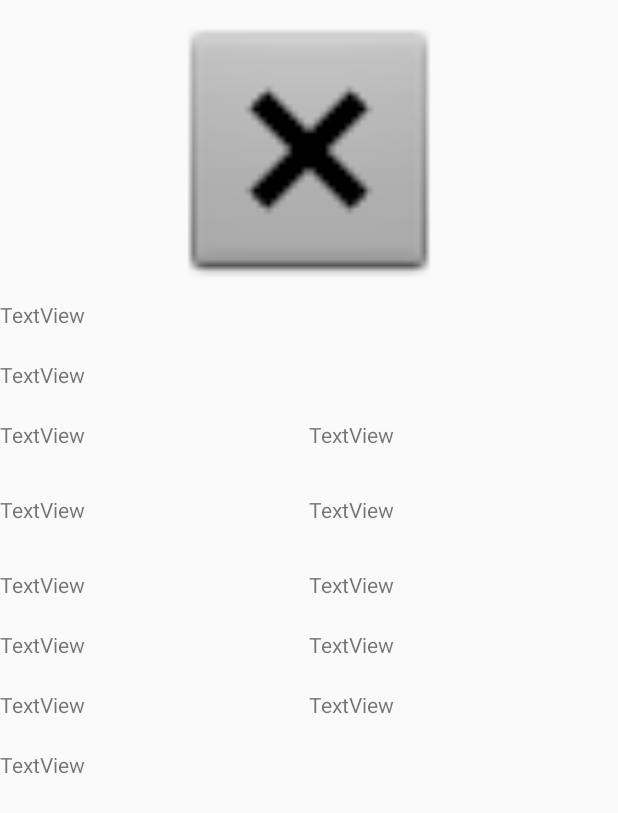
After one commit to HidibertoSecko/House, an Android app: the layout descripcion_home.xml on its own in the app's theme, with its tools: preview values and no code run, on a phone screen of 412 x 824 dp. The commit adds this screen. Shown: the top 813 px of the screen. Run offline under Robolectric (Android 15) with nearby library versions, the phone set to English and light mode, and no system bars.

Commit message:
descrytion homes

```diff
--- a/app/src/main/AndroidManifest.xml
+++ b/app/src/main/AndroidManifest.xml
@@ -2,7 +2,7 @@
 <manifest xmlns:android="http://schemas.android.com/apk/res/android"
     package="com.example.home">
 
-    <uses-permission android:name="android.permission.INTERNET"></uses-permission>
+    <uses-permission android:name="android.permission.INTERNET" />
 
     <application
         android:allowBackup="true"
@@ -11,7 +11,8 @@
         android:roundIcon="@mipmap/ic_launcher_round"
         android:supportsRtl="true"
         android:theme="@style/AppTheme">
-        <activity android:name=".RegisterHome"></activity>
+        <activity android:name=".des_home"></activity>
+        <activity android:name=".RegisterHome" />
         <activity android:name=".Login">
             <intent-filter>
                 <action android:name="android.intent.action.MAIN" />
--- /dev/null
+++ b/app/src/main/res/layout/descripcion_home.xml
@@ -0,0 +1,142 @@
+<?xml version="1.0" encoding="utf-8"?>
+<LinearLayout xmlns:android="http://schemas.android.com/apk/res/android"
+    xmlns:app="http://schemas.android.com/apk/res-auto"
+    xmlns:tools="http://schemas.android.com/tools"
+    android:orientation="vertical" android:layout_width="match_parent"
+    android:layout_height="match_parent">
+
+    <ScrollView
+        android:layout_width="match_parent"
+        android:layout_height="match_parent">
+
+        <LinearLayout
+            android:layout_width="match_parent"
+            android:layout_height="wrap_content"
+            android:orientation="vertical" >
+
+            <ImageView
+                android:id="@+id/imageView6"
+                android:layout_width="match_parent"
+                android:layout_height="200dp"
+                app:srcCompat="@android:drawable/btn_dialog" />
+
+            <TextView
+                android:id="@+id/textView2"
+                android:layout_width="match_parent"
+                android:layout_height="40dp"
+                android:text="TextView" />
+
+            <TextView
+                android:id="@+id/textView3"
+                android:layout_width="match_parent"
+                android:layout_height="40dp"
+                android:text="TextView" />
+
+            <LinearLayout
+                android:layout_width="match_parent"
+                android:layout_height="50dp"
+                android:orientation="horizontal">
+
+                <TextView
+                    android:id="@+id/textView4"
+                    android:layout_width="wrap_content"
+                    android:layout_height="wrap_content"
+                    android:layout_weight="1"
+                    android:text="TextView" />
+
+                <TextView
+                    android:id="@+id/textView5"
+                    android:layout_width="wrap_content"
+                    android:layout_height="wrap_content"
+                    android:layout_weight="1"
+                    android:text="TextView" />
+            </LinearLayout>
+
+            <LinearLayout
+                android:layout_width="match_parent"
+                android:layout_height="50dp"
+                android:orientation="horizontal">
+
+                <TextView
+                    android:id="@+id/textView8"
+                    android:layout_width="wrap_content"
+                    android:layout_height="wrap_content"
+                    android:layout_weight="1"
+                    android:text="TextView" />
+
+                <TextView
+                    android:id="@+id/textView9"
+                    android:layout_width="wrap_content"
+                    android:layout_height="wrap_content"
+                    android:layout_weight="1"
+                    android:text="TextView" />
+            </LinearLayout>
+
+            <LinearLayout
+                android:layout_width="match_parent"
+                android:layout_height="40dp"
+                android:orientation="horizontal">
+
+                <TextView
+                    android:id="@+id/textView10"
+                    android:layout_width="wrap_content"
+                    android:layout_height="wrap_content"
+                    android:layout_weight="1"
+                    android:text="TextView" />
+
+                <TextView
+                    android:id="@+id/textView11"
+                    android:layout_width="wrap_content"
+                    android:layout_height="wrap_content"
+                    android:layout_weight="1"
+                    android:text="TextView" />
+            </LinearLayout>
+
+            <LinearLayout
+                android:layout_width="match_parent"
+                android:layout_height="40dp"
+                android:orientation="horizontal">
+
+                <TextView
+                    android:id="@+id/textView13"
+                    android:layout_width="wrap_content"
+                    android:layout_height="wrap_content"
+                    android:layout_weight="1"
+                    android:text="TextView" />
+
+                <TextView
+                    android:id="@+id/textView12"
+                    android:layout_width="wrap_content"
+                    android:layout_height="wrap_content"
+                    android:layout_weight="1"
+                    android:text="TextView" />
+            </LinearLayout>
+
+            <LinearLayout
+                android:layout_width="match_parent"
+                android:layout_height="40dp"
+                android:orientation="horizontal">
+
+                <TextView
+                    android:id="@+id/textView15"
+                    android:layout_width="wrap_content"
+                    android:layout_height="wrap_content"
+                    android:layout_weight="1"
+                    android:text="TextView" />
+
+                <TextView
+                    android:id="@+id/textView14"
+                    android:layout_width="wrap_content"
+                    android:layout_height="wrap_content"
+                    android:layout_weight="1"
+                    android:text="TextView" />
+            </LinearLayout>
+
+            <TextView
+                android:id="@+id/textView16"
+                android:layout_width="match_parent"
+                android:layout_height="40dp"
+                android:text="TextView" />
+        </LinearLayout>
+    </ScrollView>
+</LinearLayout>
```
Also changed, not shown: app/src/main/java/com/example/home/DescripcionHome.java (added, +53 -0 lines), app/src/main/java/com/example/home/Item.java (+1 -0 lines), app/src/main/java/com/example/home/MainActivity.java (+6 -1 lines), app/src/main/java/com/example/home/des_home.java (added, +14 -0 lines), app/src/main/java/com/example/home/item_home.java (added, +103 -0 lines), app/src/main/res/layout/activity_des_home.xml (added, +9 -0 lines), app/src/main/res/layout/activity_main.xml (+16 -11 lines), app/src/main/res/layout/item_ui.xml (+14 -2 lines).
